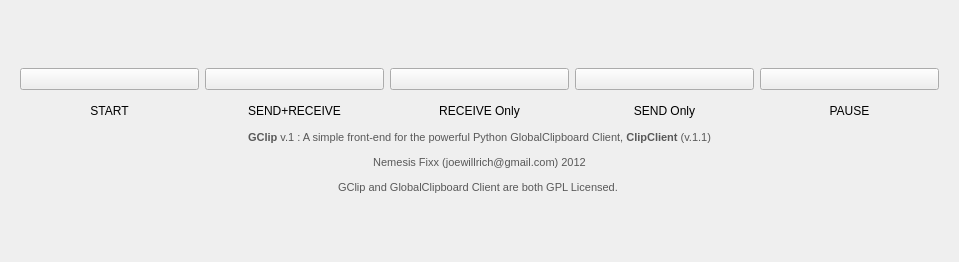
The window that clipclients/python/gclip/qtui/gclip_ui.ui (mcnemesis/globalclipboard) describes before a commit, drawn with Qt 5.
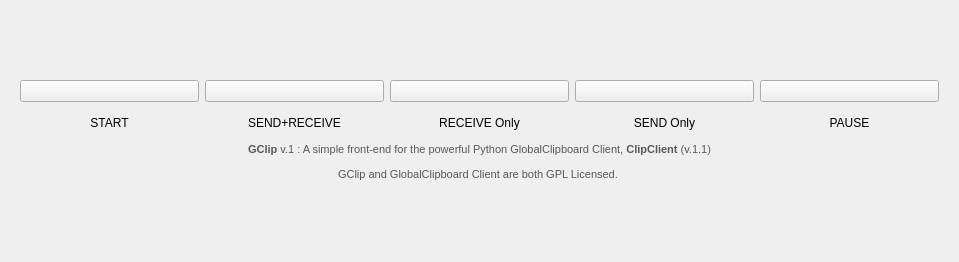
The same window after the commit. Icons and pictures are not drawn.

Commit message: adjust desc..

```diff
--- a/clipclients/python/gclip/qtui/gclip_ui.ui
+++ b/clipclients/python/gclip/qtui/gclip_ui.ui
@@ -427,7 +427,7 @@
            </font>
           </property>
           <property name="text">
-           <string>&lt;html&gt;&lt;head/&gt;&lt;body&gt;&lt;p align=&quot;center&quot;&gt;&lt;span style=&quot; font-size:8pt; font-weight:600; color:#585858;&quot;&gt;GClip&lt;/span&gt;&lt;span style=&quot; font-size:8pt; color:#585858;&quot;&gt; v.1 : A simple front-end for the powerful Python GlobalClipboard Client, &lt;/span&gt;&lt;span style=&quot; font-size:8pt; font-weight:600; color:#585858;&quot;&gt;ClipClient &lt;/span&gt;&lt;span style=&quot; font-size:8pt; color:#585858;&quot;&gt;(v.1.1)&lt;/span&gt;&lt;/p&gt;&lt;p align=&quot;center&quot;&gt;&lt;span style=&quot; font-size:8pt; color:#585858;&quot;&gt;Nemesis Fixx (joewillrich@gmail.com) 2012&lt;/span&gt;&lt;/p&gt;&lt;p align=&quot;center&quot;&gt;&lt;span style=&quot; font-size:8pt; color:#585858;&quot;&gt;GClip and GlobalClipboard Client are both GPL Licensed. &lt;/span&gt;&lt;/p&gt;&lt;/body&gt;&lt;/html&gt;</string>
+           <string>&lt;html&gt;&lt;head/&gt;&lt;body&gt;&lt;p align=&quot;center&quot;&gt;&lt;span style=&quot; font-size:8pt; font-weight:600; color:#585858;&quot;&gt;GClip&lt;/span&gt;&lt;span style=&quot; font-size:8pt; color:#585858;&quot;&gt; v.1 : A simple front-end for the powerful Python GlobalClipboard Client, &lt;/span&gt;&lt;span style=&quot; font-size:8pt; font-weight:600; color:#585858;&quot;&gt;ClipClient &lt;/span&gt;&lt;span style=&quot; font-size:8pt; color:#585858;&quot;&gt;(v.1.1)&lt;/span&gt;&lt;/p&gt;&lt;p align=&quot;center&quot;&gt;&lt;span style=&quot; font-size:8pt; color:#585858;&quot;&gt;GClip and GlobalClipboard Client are both GPL Licensed. &lt;/span&gt;&lt;/p&gt;&lt;/body&gt;&lt;/html&gt;</string>
           </property>
           <property name="alignment">
            <set>Qt::AlignHCenter|Qt::AlignTop</set>
```
The commit also changes 2 other files.
